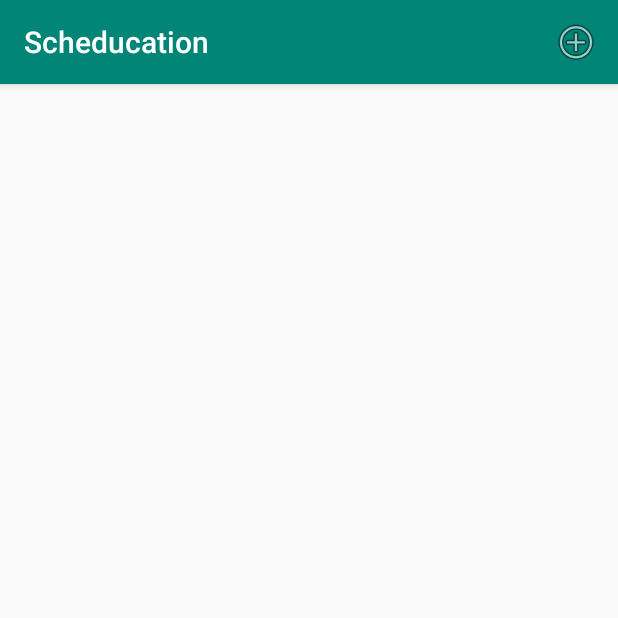
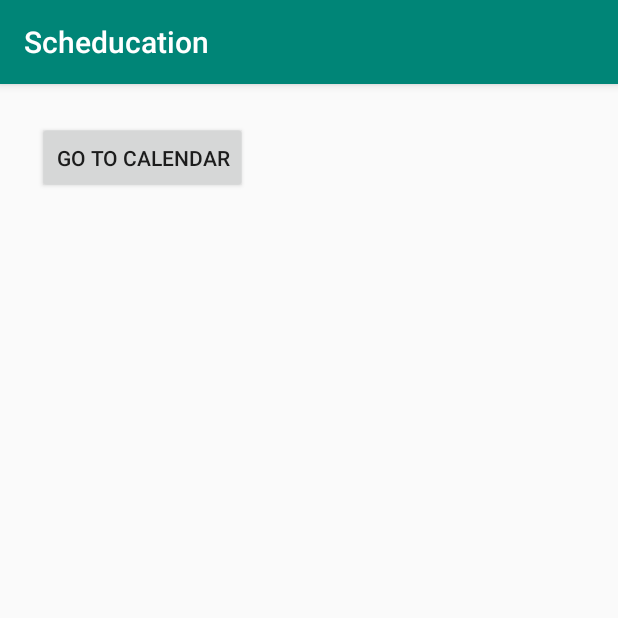
Before and after one commit to jasoninirio/Scheducation, an Android app: the screen it shows after launch (MainActivity), on a phone screen of 412 x 824 dp, the top half of it. Run offline under Robolectric (Android 15) with nearby library versions, the phone set to English and light mode, and no system bars.

Commit message:
Added Multiple Windows
- Added Calendar and Main Activity
- Added a debug button to go to Calendar
- Added a Calendar object to Calendar
- Added a "Task" button to go to Tasks Activity
- Connect all three activities via button

** CANNOT DEBUG DUE TO HARDWARE **

```diff
--- a/src/Scheducation/app/build.gradle
+++ b/src/Scheducation/app/build.gradle
@@ -26,4 +26,5 @@ dependencies {
     testImplementation 'junit:junit:4.12'
     androidTestImplementation 'androidx.test.ext:junit:1.1.1'
     androidTestImplementation 'androidx.test.espresso:espresso-core:3.2.0'
+    implementation 'com.google.android.material:material:1.0.0'
 }
--- a/src/Scheducation/app/src/main/java/com/ec327/scheducation/MainActivity.java
+++ b/src/Scheducation/app/src/main/java/com/ec327/scheducation/MainActivity.java
@@ -1,143 +1,19 @@
 package com.ec327.scheducation;
 
-import androidx.appcompat.app.AlertDialog;
+import android.content.Intent;
+import android.os.Bundle;
+import android.view.View;
+
 import androidx.appcompat.app.AppCompatActivity;
 
-import android.content.ContentValues;
-import android.content.DialogInterface;
-import android.database.Cursor;
-import android.database.sqlite.SQLiteDatabase;
-import android.os.Bundle;
-import android.util.Log;
-import android.view.Menu;
-import android.view.MenuItem;
-import android.view.View;
-import android.widget.ArrayAdapter;
-import android.widget.EditText;
-import android.widget.ListView;
-import android.widget.TextView;
-
-import com.ec327.scheducation.db.TaskContract;
-import com.ec327.scheducation.db.TaskDbHelper;
-
-import org.w3c.dom.Text;
-
-import java.util.ArrayList;
-
 public class MainActivity extends AppCompatActivity {
-
-    public static final String TAG = "MainActivity";
-
-    // t<var name> = Task related variables
-    private TaskDbHelper tHelper;
-    private ListView tTaskListView;
-    private ArrayAdapter<String> tAdapter;
-
     @Override
-    protected void onCreate(Bundle savedInstanceState) { // CONTROLS EVERYTHING
+    protected void onCreate(Bundle savedInstanceState) {
         super.onCreate(savedInstanceState);
-        tHelper = new TaskDbHelper(this);
-        tTaskListView = (ListView) findViewById(R.id.list_tasks);
-
-        // FIX THIS TO SHOW activity_menu INSTEAD
-        setContentView(R.layout.activity_task); // Sets Initial View
-
-        // Initializing Database
-        SQLiteDatabase db = tHelper.getReadableDatabase();
-        Cursor cursor = db.query(TaskContract.TaskEntry.TABLE,
-                new String[]{TaskContract.TaskEntry._ID, TaskContract.TaskEntry.COL_TABLE_TITLE},
-                null, null, null, null, null);
-        while (cursor.moveToNext()) {
-            int idx = cursor.getColumnIndex(TaskContract.TaskEntry.COL_TABLE_TITLE);
-            Log.d(TAG, "Task: " + cursor.getString(idx));
-        }
-        cursor.close();
-        db.close();
-
-        // Updating UI
-        updateUI();
+        setContentView(R.layout.activity_main); // Main View
     }
 
-    @Override
-    public boolean onCreateOptionsMenu(Menu menu) {
-        getMenuInflater().inflate(R.menu.task_menu, menu);
-        return  super.onCreateOptionsMenu(menu);
-    }
-
-    @Override
-    public boolean onOptionsItemSelected(MenuItem item) { // adds task to db
-        switch (item.getItemId()) {
-            case R.id.action_add_task:
-                final EditText taskEditText = new EditText(this);
-                AlertDialog dialog = new AlertDialog.Builder(this)
-                        .setTitle("Add a New Task")
-                        // Set Label System Here
-                        .setMessage("What do you want to do next?")
-                        .setView(taskEditText)
-                        .setPositiveButton("Add", new DialogInterface.OnClickListener() {
-                            @Override
-                            public void onClick(DialogInterface dialog, int which) {
-                                String task = String.valueOf(taskEditText.getText());
-                                //Log.d(TAG, "Task to add: " + task); // EDITED OUT FOR DB
-                                SQLiteDatabase db = tHelper.getWritableDatabase();
-                                ContentValues values = new ContentValues();
-                                values.put(TaskContract.TaskEntry.COL_TABLE_TITLE, task);
-                                db.insertWithOnConflict(TaskContract.TaskEntry.TABLE,
-                                        null,
-                                        values,
-                                        SQLiteDatabase.CONFLICT_REPLACE);
-                                db.close();
-                            }
-                        })
-                        .setNegativeButton("Cancel", null)
-                        .create();
-                dialog.show();
-                // Updating UI
-                updateUI();
-                return true;
-            default:
-                return super.onOptionsItemSelected(item);
-        }
-    }
-
-    private void updateUI() { // Updates UI after adding task to db
-        ArrayList<String> taskList = new ArrayList<>();
-        SQLiteDatabase db = tHelper.getReadableDatabase();
-        Cursor cursor = db.query(TaskContract.TaskEntry.TABLE,
-                new String[]{TaskContract.TaskEntry._ID, TaskContract.TaskEntry.COL_TABLE_TITLE},
-                null, null, null, null, null);
-        while (cursor.moveToNext()) {
-            int idx = cursor.getColumnIndex(TaskContract.TaskEntry.COL_TABLE_TITLE);
-            taskList.add(cursor.getString(idx));
-        }
-
-        if (tAdapter == null) {
-            tAdapter = new ArrayAdapter<>(this,
-                    R.layout.item_task, // Where to put the tasks in
-                    R.id.task_title, // Where to put the String of data
-                    taskList); // Looks inside db for data
-            tTaskListView.setAdapter(tAdapter); // set it as adapter of
-                                                // ListView instance in Task Window
-        }
-        else {
-            tAdapter.clear();
-            tAdapter.addAll(taskList);
-            tAdapter.notifyDataSetChanged();
-        }
-
-        cursor.close();
-        db.close();
-    }
-
-    public void deleteTask(View view) { // Deletes task from db
-        View parent = (View) view.getParent();
-        TextView taskTextView = (TextView) parent.findViewById(R.id.task_title);
-        String task = String.valueOf(taskTextView.getText());
-        SQLiteDatabase db = tHelper.getWritableDatabase();
-        db.delete(TaskContract.TaskEntry.TABLE,
-                TaskContract.TaskEntry.COL_TABLE_TITLE + " = ?",
-                new String[]{task});
-        db.close();
-        updateUI();
+    public void gotoCalendar(View view) {
+        startActivity(new Intent(MainActivity.this, CalendarActivity.class));
     }
 }
--- /dev/null
+++ b/src/Scheducation/app/src/main/res/layout/activity_main.xml
@@ -0,0 +1,15 @@
+<?xml version="1.0" encoding="utf-8"?>
+<LinearLayout xmlns:android="http://schemas.android.com/apk/res/android"
+    android:orientation="vertical" android:layout_width="match_parent"
+    android:layout_height="match_parent">
+
+    <Button
+        android:id="@+id/buttonCalendar"
+        android:layout_width="wrap_content"
+        android:layout_height="wrap_content"
+        android:layout_gravity="center_vertical"
+        android:text="@string/go_to_calendar"
+        android:translationX="25sp"
+        android:translationY="25sp"
+        android:onClick="gotoCalendar"/>
+</LinearLayout>
--- a/src/Scheducation/app/src/main/res/layout/activity_task.xml
+++ b/src/Scheducation/app/src/main/res/layout/activity_task.xml
@@ -4,7 +4,7 @@
     xmlns:tools="http://schemas.android.com/tools"
     android:layout_width="match_parent"
     android:layout_height="match_parent"
-    tools:context=".MainActivity">
+    tools:context=".TaskActivity">
 
     <ListView
         android:layout_width="wrap_content"
--- a/src/Scheducation/app/src/main/res/values/strings.xml
+++ b/src/Scheducation/app/src/main/res/values/strings.xml
@@ -1,3 +1,5 @@
 <resources>
     <string name="app_name">Scheducation</string>
+    <string name="go_to_calendar">Go to Calendar</string>
+    <string name="go_to_tasks">Tasks</string>
 </resources>
```
Also changed, not shown: src/Scheducation/app/src/main/AndroidManifest.xml (+7 -1 lines), src/Scheducation/app/src/main/java/com/ec327/scheducation/CalendarActivity.java (added, +21 -0 lines), src/Scheducation/app/src/main/java/com/ec327/scheducation/TaskActivity.java (added, +142 -0 lines), src/Scheducation/app/src/main/res/layout/activity_calendar.xml (added, +19 -0 lines).
